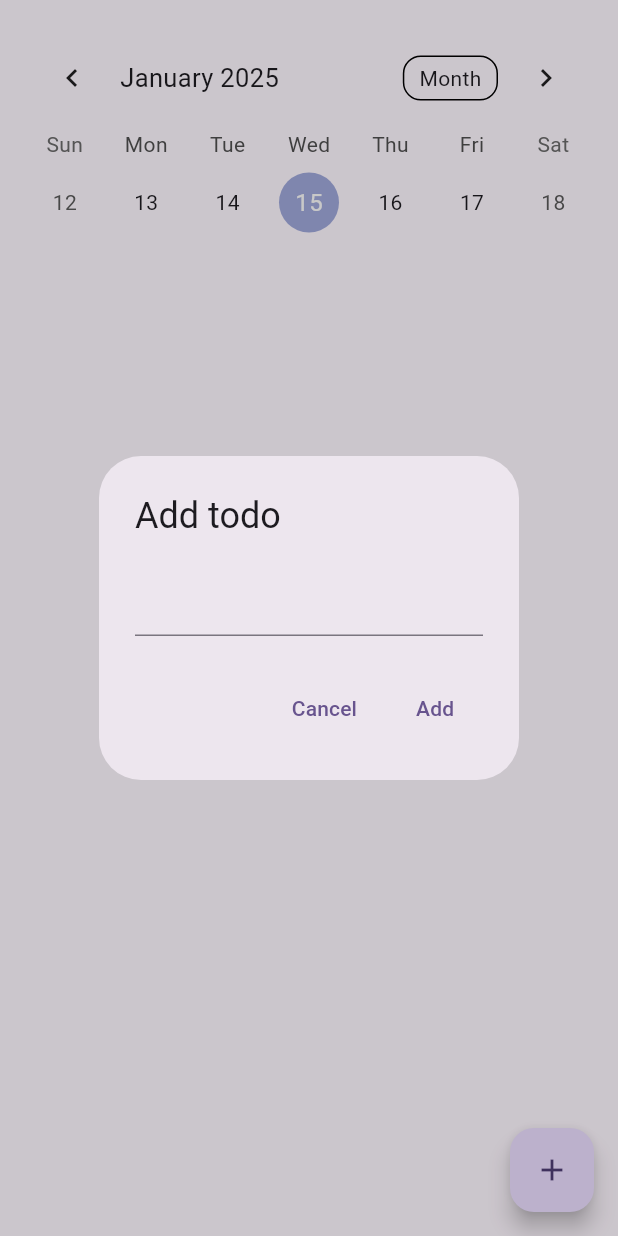
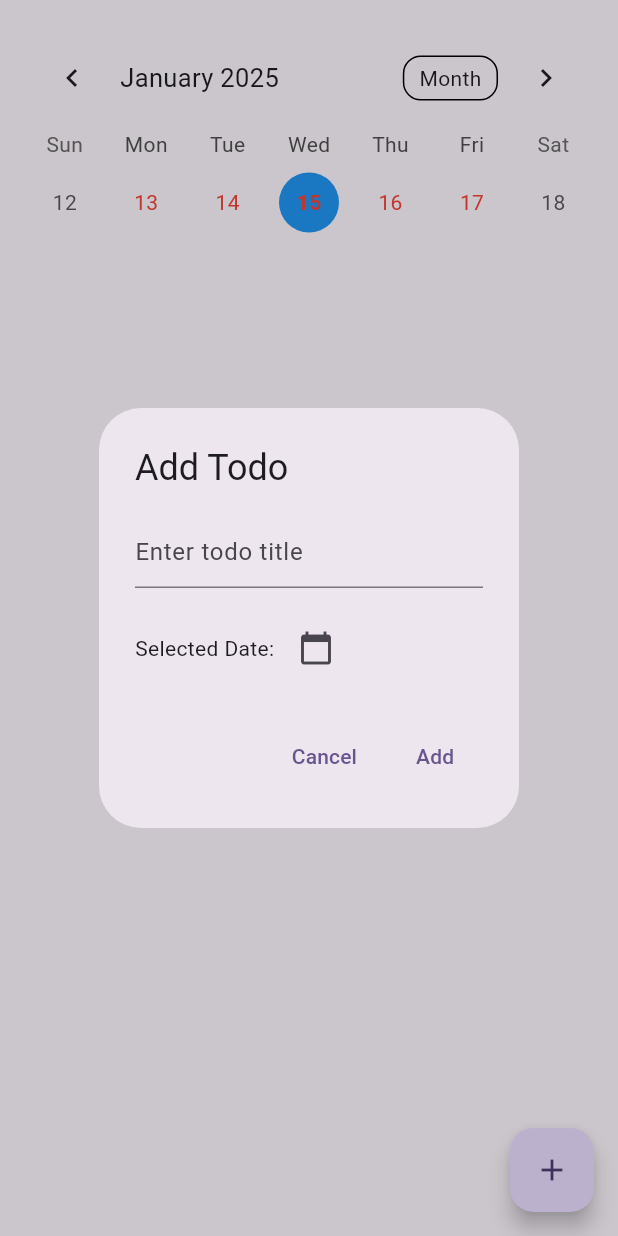
Before and after one commit to amirovsunnat/todo_sqflite, a Flutter app: the screen it shows after launch, after a tap on the "add" icon, on a phone screen of 412 x 824 dp. Run offline on Flutter 3.47's test engine with Material 3 defaults, Android fonts, the phone set to English and light mode, and no system bars; drawn by our look-alikes of table_calendar; our stand-ins replace get_it, sqflite; accounts and stored records are empty.

Commit message:
Correct get todos by date.

```diff
--- /dev/null
+++ b/lib/common/utils/services/injection_container.dart
@@ -0,0 +1,19 @@
+import 'package:get_it/get_it.dart';
+import 'package:todo_app_sqflite/data/local_datasource/local_data_source.dart';
+import 'package:todo_app_sqflite/data/repositories/todo_repo.dart';
+import 'package:todo_app_sqflite/providers/todo_provider.dart';
+
+final getIt = GetIt.instance;
+
+Future<void> init() async {
+  getIt
+    ..registerLazySingleton<LocalDataSource>(
+      () => LocalDataSource(),
+    )
+    ..registerLazySingleton<TodoRepo>(
+      () => TodoRepo(localDataSource: getIt()),
+    )
+    ..registerLazySingleton<TodoProvider>(
+      () => TodoProvider(getIt()),
+    );
+}
--- a/lib/main.dart
+++ b/lib/main.dart
@@ -1,11 +1,14 @@
 import 'package:flutter/material.dart';
 import 'package:provider/provider.dart';
+import 'package:todo_app_sqflite/common/utils/services/injection_container.dart';
 import 'package:todo_app_sqflite/data/local_datasource/local_data_source.dart';
 import 'package:todo_app_sqflite/data/repositories/todo_repo.dart';
 import 'package:todo_app_sqflite/presentation/screens/todos_screen.dart';
 import 'package:todo_app_sqflite/providers/todo_provider.dart';
 
-void main() {
+void main() async {
+  WidgetsFlutterBinding.ensureInitialized();
+  await init();
   runApp(const MyApp());
 }
 
@@ -15,11 +18,7 @@ class MyApp extends StatelessWidget {
   @override
   Widget build(BuildContext context) {
     return ChangeNotifierProvider(
-      create: (context) => TodoProvider(
-        TodoRepo(
-          localDataSource: LocalDataSource(),
-        ),
-      ),
+      create: (context) => getIt<TodoProvider>()..getTodos(),
       child: MaterialApp(
         title: 'Flutter Demo',
         theme: ThemeData(
--- a/lib/presentation/screens/todos_screen.dart
+++ b/lib/presentation/screens/todos_screen.dart
@@ -16,6 +16,12 @@ class TodosScreen extends StatefulWidget {
 
 class _TodosScreenState extends State<TodosScreen> {
   final titleController = TextEditingController();
+  DateTime selectedDate = DateTime.now();
+
+  @override
+  void initState() {
+    super.initState();
+  }
 
   @override
   void dispose() {
@@ -25,6 +31,15 @@ class _TodosScreenState extends State<TodosScreen> {
 
   @override
   Widget build(BuildContext context) {
+    // context.read<TodoProvider>().getTodos();
+    return Consumer<TodoProvider>(
+      builder: (context, todoProvider, child) {
+        if (todoProvider.isLoading) {
+          return Container(
+            color: Colors.white,
+            child: Center(child: CupertinoActivityIndicator()),
+          );
+        }
         return Scaffold(
           body: Padding(
             padding: const EdgeInsets.symmetric(
@@ -34,40 +49,48 @@ class _TodosScreenState extends State<TodosScreen> {
             child: Column(
               children: [
                 TableCalendar(
-              onDaySelected: (selectedDay, focusedDay) {},
+                  onDaySelected: (selectedDay, focusedDay) {
+                    // setState(() {
+                    //   selectedDay2 = selectedDay;
+                    // });
+                    todoProvider.setselectedDate(selectedDay);
+                    todoProvider.filterTodosByDate();
+                  },
+                  onPageChanged: (focusedDay) {
+                    todoProvider.setselectedDate(focusedDay);
+                    todoProvider.filterTodosByDate();
+                  },
                   daysOfWeekHeight: 25,
                   firstDay: DateTime.utc(2025, 01, 01),
-              lastDay: DateTime.utc(2030, 3, 14),
-              focusedDay: DateTime.now(),
+                  lastDay: DateTime.utc(2030, 3, 15),
+                  focusedDay: todoProvider.selectedDate ?? DateTime.now(),
                   calendarFormat: CalendarFormat.week,
-              calendarStyle: CalendarStyle(defaultTextStyle: TextStyle()),
+                  selectedDayPredicate: (day) {
+                    return isSameDay(todoProvider.selectedDate, day);
+                  },
+                  calendarStyle: CalendarStyle(
+                    defaultTextStyle: TextStyle(color: Colors.red),
+                    selectedDecoration: BoxDecoration(
+                      color: Colors.blue, // Change this to your desired color
+                      shape: BoxShape.circle,
+                    ),
+                    selectedTextStyle: TextStyle(
+                      color: Colors.red, // Text color for selected day
+                      fontWeight: FontWeight.bold,
+                    ),
+                  ),
                 ),
                 Expanded(
-              child: Consumer<TodoProvider>(
-                builder: (context, todoProvider, child) {
-                  if (todoProvider.isLoading) {
-                    return Center(
-                      child: CupertinoActivityIndicator(),
-                    );
-                  }
-                  if (todoProvider.todos.isEmpty) {
-                    return Center(
-                      child: Text("No todos found for selected data"),
-                    );
-                  }
-                  return ListView.builder(
-                    itemCount: todoProvider.todos.length ?? 0,
+                  child: ListView.builder(
+                    itemCount: todoProvider.filterdTodos.length,
                     itemBuilder: (context, index) {
-                      final todosData = todoProvider.todos.reversed.toList();
-                      final TodoModel todo = todosData[index];
+                      final TodoModel todo = todoProvider.filterdTodos[index];
                       return Padding(
                         padding: const EdgeInsets.only(bottom: 10),
                         child: TodoContainer(
                           todo: todo,
                           todoProvider: todoProvider,
                         ),
-                      );
-                    },
                       );
                     },
                   ),
@@ -81,30 +104,54 @@ class _TodosScreenState extends State<TodosScreen> {
                 context: context,
                 builder: (context) {
                   return AlertDialog(
-                title: Text("Add todo"),
+                    title: Text("Add Todo"),
                     content: Column(
                       mainAxisSize: MainAxisSize.min,
                       children: [
                         TextField(
                           controller: titleController,
-                    )
+                          decoration: InputDecoration(
+                            hintText: "Enter todo title",
+                          ),
+                        ),
+                        SizedBox(height: 16),
+                        Row(
+                          children: [
+                            Text("Selected Date: "),
+                            IconButton(
+                              icon: Icon(Icons.calendar_today),
+                              onPressed: () async {
+                                final DateTime? pickedDate =
+                                    await showDatePicker(
+                                  context: context,
+                                  initialDate: selectedDate,
+                                  firstDate: DateTime(2020),
+                                  lastDate: DateTime(2030),
+                                );
+                                if (pickedDate != null) {
+                                  selectedDate = pickedDate;
+                                  // setState(() {});
+                                  (context as Element).markNeedsBuild();
+                                }
+                              },
+                            ),
+                          ],
+                        ),
                       ],
                     ),
                     actions: [
                       TextButton(
                         onPressed: () => Navigator.pop(context),
-                    child: Text(
-                      "Cancel",
-                    ),
+                        child: Text("Cancel"),
                       ),
                       TextButton(
                         onPressed: () {
                           context.read<TodoProvider>().addTodo(
                                 title: titleController.text.trim(),
-                            dateTime: DateTime.now().toIso8601String(),
+                                dateTime: selectedDate
+                                    .toIso8601String(), // Save the selected date
                                 category: CategoryEnum.Exercise,
                               );
-
                           titleController.clear();
                           Navigator.pop(context);
                         },
@@ -120,5 +167,7 @@ class _TodosScreenState extends State<TodosScreen> {
             ),
           ),
         );
+      },
+    );
   }
 }
--- a/lib/presentation/widgets/todo_container.dart
+++ b/lib/presentation/widgets/todo_container.dart
@@ -1,4 +1,6 @@
 // ignore_for_file: public_member_api_docs, sort_constructors_first
+import 'dart:developer';
+
 import 'package:flutter/material.dart';
 import 'package:provider/provider.dart';
 
--- a/lib/providers/todo_provider.dart
+++ b/lib/providers/todo_provider.dart
@@ -1,6 +1,7 @@
 import 'dart:developer';
 
 import 'package:flutter/foundation.dart';
+import 'package:table_calendar/table_calendar.dart';
 import 'package:todo_app_sqflite/common/enums/category_enum.dart';
 import 'package:todo_app_sqflite/data/models/todo_model.dart';
 import 'package:todo_app_sqflite/data/repositories/todo_repo.dart';
@@ -10,8 +11,31 @@ class TodoProvider extends ChangeNotifier {
 
   bool isLoading = false;
   List<TodoModel> todos = [];
+  List<TodoModel> filterdTodos = [];
+
+  DateTime selectedDate = DateTime.now();
+
+  // setter for selected date
+  void setselectedDate(DateTime date) {
+    selectedDate = date;
+    log("set date called.....");
+    notifyListeners();
+  }
 
   TodoProvider(this.todoRepo);
+
+  Future<void> filterTodosByDate() async {
+    todos.forEach(
+      (element) => log(element.date.toString()),
+    );
+    filterdTodos = todos.where((element) {
+      log(element.toString());
+      log(isSameDay(element.date, selectedDate).toString());
+      return isSameDay(element.date, selectedDate);
+    }).toList();
+    log("filtering : $todos");
+    notifyListeners();
+  }
 
   // get todos
   Future<void> getTodos() async {
@@ -23,6 +47,8 @@ class TodoProvider extends ChangeNotifier {
           (todo) => TodoModel.fromJson(todo),
         )
         .toList();
+    filterdTodos.addAll(todos);
+    filterTodosByDate();
     isLoading = false;
     notifyListeners();
   }
@@ -43,6 +69,7 @@ class TodoProvider extends ChangeNotifier {
     );
     isLoading = false;
     await getTodos();
+
     notifyListeners();
   }
 }
--- a/pubspec.yaml
+++ b/pubspec.yaml
@@ -38,6 +38,7 @@ dependencies:
   path: ^1.9.0
   provider: ^6.1.2
   table_calendar: ^3.2.0
+  get_it: ^8.0.3
 
 dev_dependencies:
   flutter_test:
```
Also changed, not shown: pubspec.lock. Lines whose indentation alone changed are shown as unchanged.
